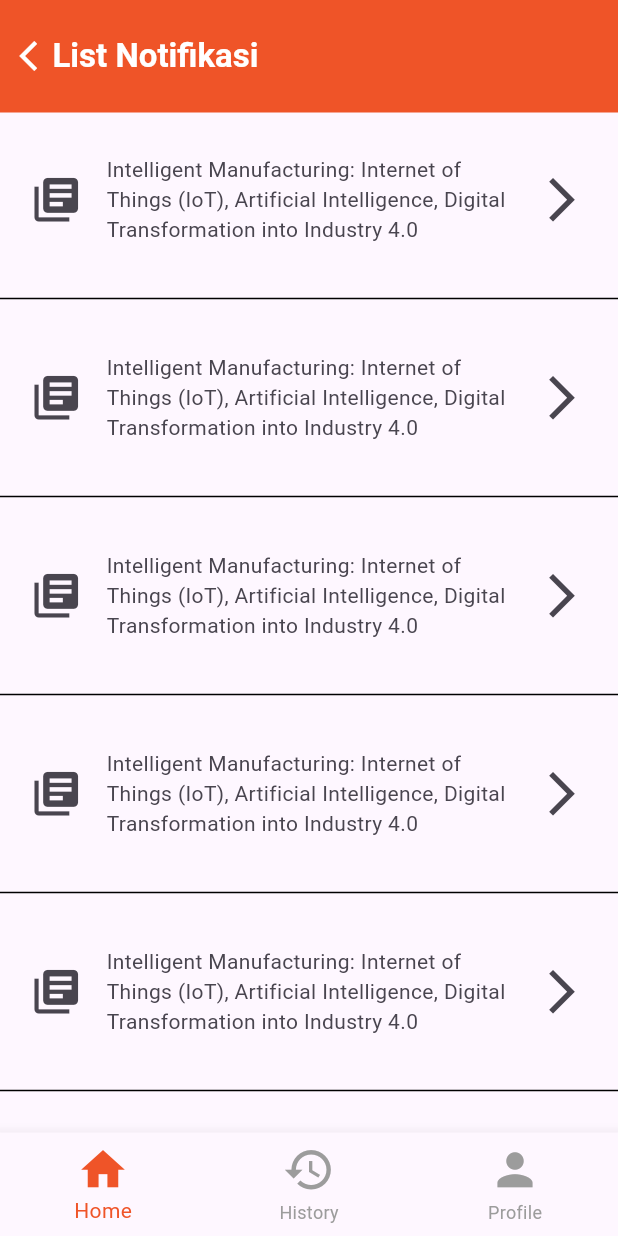
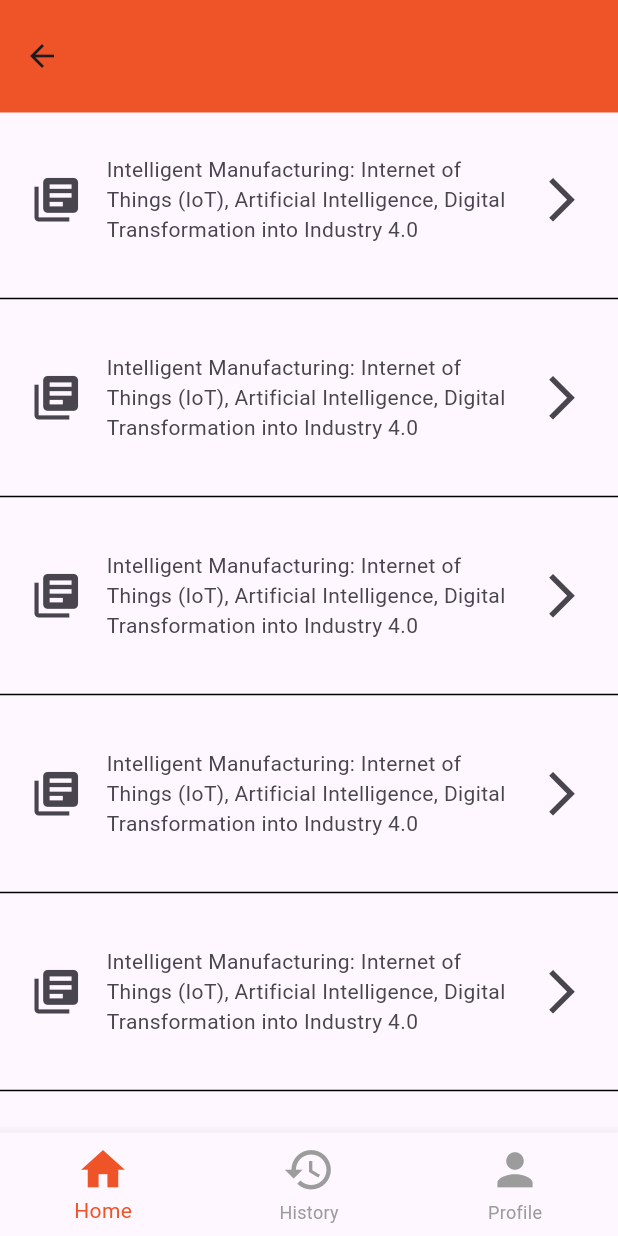
Before and after one commit to wisamahmad123/mobile_smarcerti_collab, a Flutter app: the HomePage screen opened directly, scrolled down 166 dp, after a tap on the "notifications" icon, on a phone screen of 412 x 824 dp. Run offline on Flutter 3.47's test engine with Material 3 defaults, Android fonts, the phone set to English and light mode, and no system bars; Roboto replaces fonts that are missing (Poppins).

Commit message:
Perubahan appbar

```diff
--- a/lib/layouts/app_bar_back_button.dart
+++ b/lib/layouts/app_bar_back_button.dart
@@ -3,28 +3,15 @@ import 'package:mobile_smarcerti/pages/home_page.dart';
 
 class AppBarBackButton extends StatelessWidget implements PreferredSizeWidget {
   const AppBarBackButton({super.key});
+  static const String namaTitle = "";
 
   @override
   Widget build(BuildContext context) {
     return AppBar(
       toolbarHeight: 75,
-      leading: Container(
-        padding: EdgeInsets.symmetric(horizontal: 5),
-        child: IconButton(
-          icon: Icon(Icons.arrow_back_ios),
-          onPressed: () {
-            Navigator.pushReplacement(
-              context,
-              MaterialPageRoute(builder: (context) => HomePage()),
-            );
-          },
-          color: Colors.white,
-        ),
-      ),
-      leadingWidth: 35,
       title: Container(
         child: Text(
-          "List Notifikasi",
+          namaTitle,
           style: TextStyle(
               fontFamily: 'Poppins',
               fontSize: 22.0,
--- a/lib/widgets/custom_app_bar.dart
+++ b/lib/widgets/custom_app_bar.dart
@@ -34,7 +34,7 @@ class CustomAppBar extends StatelessWidget implements PreferredSizeWidget {
             //     );
             //   },
             // );
-            Navigator.pushReplacement(
+            Navigator.push(
               context,
               MaterialPageRoute(
                   builder: (context) => const ListNotifikasiPimpinan()),
```
Also changed, not shown: lib/widgets/login_form.dart (+7 -7 lines).
